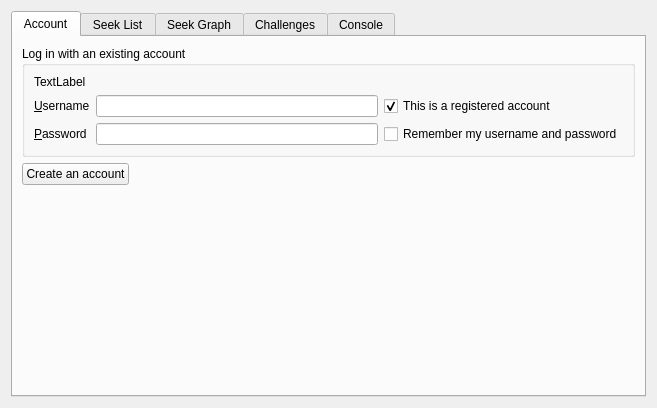
Above: src/proto/ficsdialog.ui from KDE/knights before the change. Below: the same form after it.
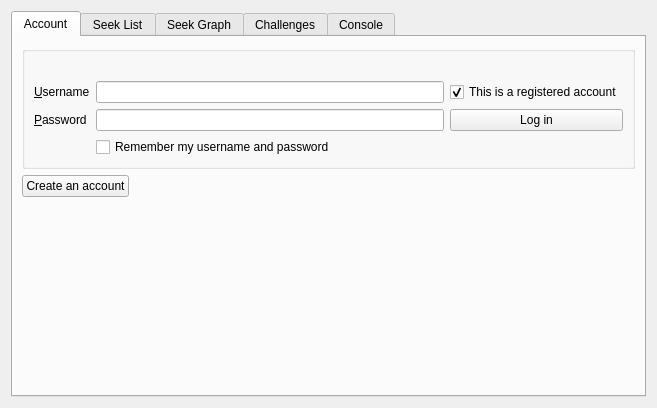
That is the form after the change. Custom widgets are drawn as their Qt base class.

Diff of the .ui file:
```diff
--- a/src/proto/ficsdialog.ui
+++ b/src/proto/ficsdialog.ui
@@ -36,7 +36,7 @@
        <item row="0" column="0" colspan="2">
         <widget class="QGroupBox" name="logInGroup">
          <property name="title">
-          <string>Log in with an existing account</string>
+          <string/>
          </property>
          <layout class="QGridLayout" name="gridLayout_2">
           <item row="1" column="0">
@@ -82,6 +82,13 @@
             </property>
            </widget>
           </item>
+          <item row="0" column="0" colspan="3">
+           <widget class="QLabel" name="logInStatusLabel">
+            <property name="text">
+             <string/>
+            </property>
+           </widget>
+          </item>
           <item row="1" column="2">
            <widget class="QCheckBox" name="registeredCheckBox">
             <property name="text">
@@ -92,20 +99,20 @@
             </property>
            </widget>
           </item>
-          <item row="0" column="0" colspan="3">
-           <widget class="QLabel" name="logInStatusLabel">
-            <property name="text">
-             <string>TextLabel</string>
-            </property>
-           </widget>
-          </item>
-          <item row="3" column="2">
+          <item row="4" column="1">
            <widget class="QCheckBox" name="rememberCheckBox">
             <property name="text">
              <string>Remember my username and password</string>
             </property>
            </widget>
           </item>
+          <item row="3" column="2">
+           <widget class="KPushButton" name="logInButton">
+            <property name="text">
+             <string>Log in</string>
+            </property>
+           </widget>
+          </item>
          </layout>
         </widget>
        </item>
```
